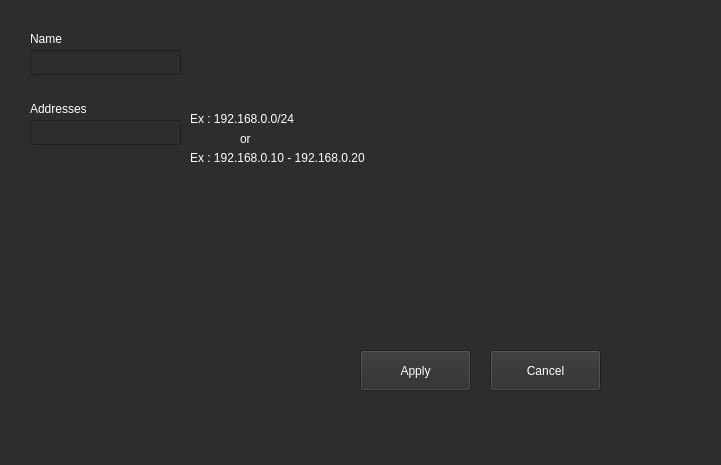
First picture: the form in UI/PoolConfig.ui, repository monico18/LTI-SDN-Controller, before the edit.
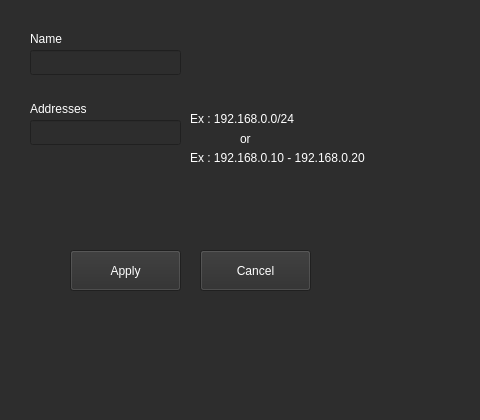
Second picture: the form after the edit.

```diff
--- a/UI/PoolConfig.ui
+++ b/UI/PoolConfig.ui
@@ -6,8 +6,8 @@
    <rect>
     <x>0</x>
     <y>0</y>
-    <width>721</width>
-    <height>465</height>
+    <width>480</width>
+    <height>420</height>
    </rect>
   </property>
   <property name="windowTitle">
@@ -395,8 +395,8 @@
   <widget class="QPushButton" name="btn_apply_pool">
    <property name="geometry">
     <rect>
-     <x>360</x>
-     <y>350</y>
+     <x>70</x>
+     <y>250</y>
      <width>111</width>
      <height>41</height>
     </rect>
@@ -526,8 +526,8 @@
   <widget class="QPushButton" name="btn_cancel_pool">
    <property name="geometry">
     <rect>
-     <x>490</x>
-     <y>350</y>
+     <x>200</x>
+     <y>250</y>
      <width>111</width>
      <height>41</height>
     </rect>
```
